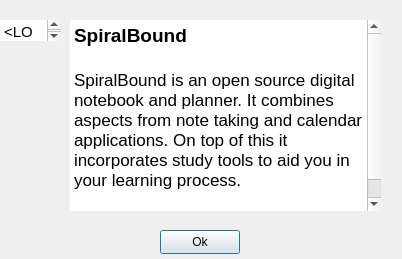
Before: the Qt Designer form Qt Project Files/SpiralBound/aboutspiralbound.ui in ECU-CSCI-4230/SpiralBound, drawn with Qt 5.
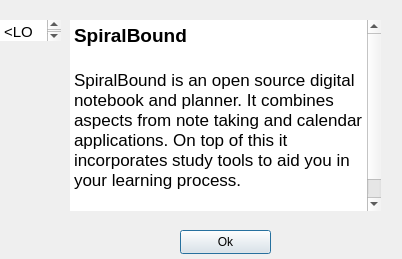
After: the same form once the commit is applied.

The edit to the form file:
```diff
--- a/Qt Project Files/SpiralBound/aboutspiralbound.ui
+++ b/Qt Project Files/SpiralBound/aboutspiralbound.ui
@@ -16,9 +16,9 @@
   <widget class="QPushButton" name="pushButton_ok">
    <property name="geometry">
     <rect>
-     <x>160</x>
+     <x>180</x>
      <y>230</y>
-     <width>80</width>
+     <width>91</width>
      <height>24</height>
     </rect>
    </property>
```
